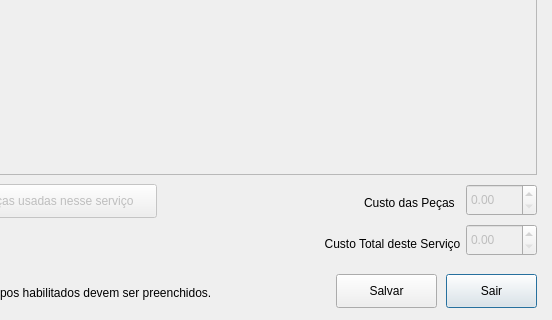
First picture: the form in addservice.ui, repository bedi1982/Oficina, before the edit; both pictures show x 104 to 656 and y 416 to 736 of the 656 by 736 pixel window.
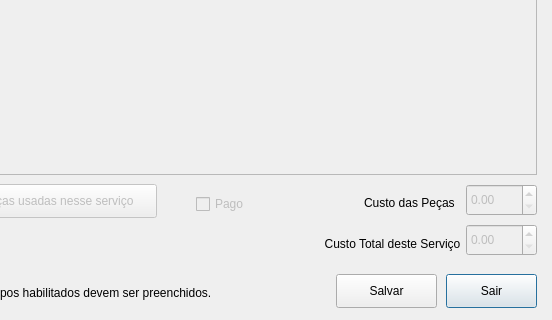
Second picture: the form after the edit.

Diff of the .ui file:
```diff
--- a/addservice.ui
+++ b/addservice.ui
@@ -290,6 +290,22 @@
     <set>Qt::AlignRight|Qt::AlignTrailing|Qt::AlignVCenter</set>
    </property>
   </widget>
+  <widget class="QCheckBox" name="check_Pago">
+   <property name="enabled">
+    <bool>false</bool>
+   </property>
+   <property name="geometry">
+    <rect>
+     <x>300</x>
+     <y>610</y>
+     <width>88</width>
+     <height>20</height>
+    </rect>
+   </property>
+   <property name="text">
+    <string>Pago</string>
+   </property>
+  </widget>
  </widget>
  <tabstops>
   <tabstop>line_ShortDescription</tabstop>
```
